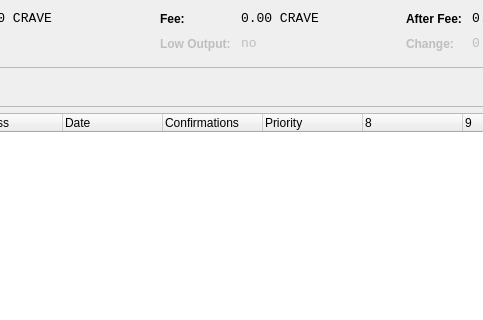
Above: src/qt/forms/coincontroldialog.ui from CooleRRSA/crave before the change; both pictures show x 349 to 832 and y 0 to 320 of the 1000 by 500 pixel window. Below: the same form after it.
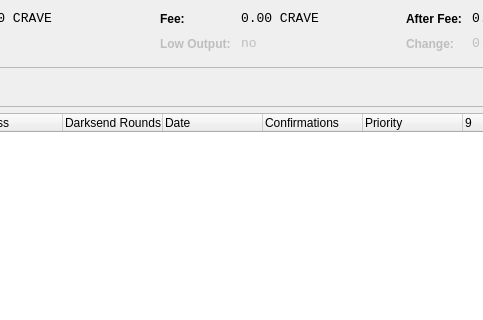
That is the form after the change. Custom widgets are drawn as their Qt base class.

Patch:
```diff
--- a/src/qt/forms/coincontroldialog.ui
+++ b/src/qt/forms/coincontroldialog.ui
@@ -479,6 +479,11 @@
        <string>Address</string>
       </property>
      </column>
+     <column>
+      <property name="text">
+       <string>Darksend Rounds</string>
+      </property>
+    </column>
      <column>
       <property name="text">
        <string>Date</string>
```
